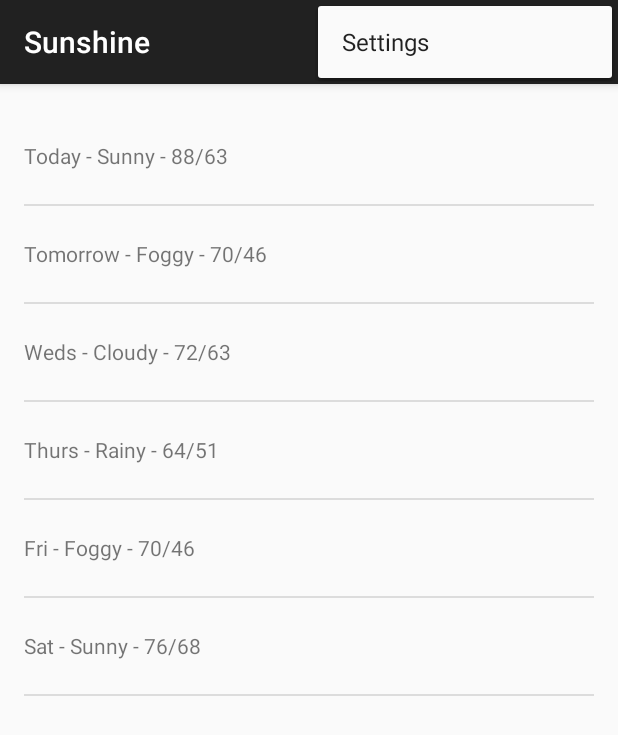
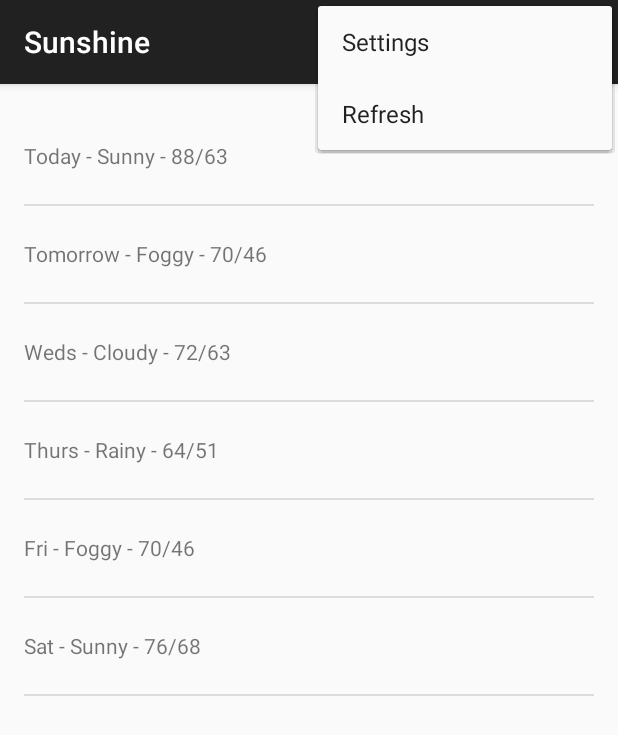
Before and after one commit to akshatgoel20/Sunshine-Version-2-1.01_hello_world, an Android app: the screen it shows after launch (MainActivity), with the options menu open, on a phone screen of 412 x 824 dp. Shown: the top 735 px of the screen. Run offline under Robolectric (Android 15) with nearby library versions, the phone set to English and light mode, and no system bars.

```diff
--- a/app/build.gradle
+++ b/app/build.gradle
@@ -6,7 +6,7 @@ android {
 
     defaultConfig {
         applicationId "com.example.android.sunshine.app"
-        minSdkVersion 10
+        minSdkVersion 11
         targetSdkVersion 21
         versionCode 1
         versionName "1.0"
@@ -17,6 +17,10 @@ android {
             proguardFiles getDefaultProguardFile('proguard-android.txt'), 'proguard-rules.pro'
         }
     }
+    buildTypes.each {
+        it.buildConfigField 'String', 'OPEN_WEATHER_MAP_API_KEY', "\"091fa17a54e055d0b7e4dee8ee328619\""
+    }
+
 }
 
 dependencies {
--- a/app/src/main/AndroidManifest.xml
+++ b/app/src/main/AndroidManifest.xml
@@ -1,6 +1,9 @@
 <?xml version="1.0" encoding="utf-8"?>
 <manifest xmlns:android="http://schemas.android.com/apk/res/android"
     package="com.example.android.sunshine.app" >
+
+
+    <uses-permission android:name="android.permission.INTERNET" />
 
     <application
         android:allowBackup="true"
--- a/app/src/main/java/com/example/android/sunshine/app/MainActivity.java
+++ b/app/src/main/java/com/example/android/sunshine/app/MainActivity.java
@@ -20,14 +20,13 @@ import java.util.List;
 public class MainActivity extends ActionBarActivity {
 
 
-
     @Override
     protected void onCreate(Bundle savedInstanceState) {
         super.onCreate(savedInstanceState);
         setContentView(R.layout.activity_main);
         if (savedInstanceState == null) {
             getSupportFragmentManager().beginTransaction()
-                    .add(R.id.container, new PlaceholderFragment())
+                    .add(R.id.container, new ForecastFragment())
                     .commit();
         }
 
@@ -54,33 +53,8 @@ public class MainActivity extends ActionBarActivity {
 
         return super.onOptionsItemSelected(item);
     }
+}
 
     /**
      * A placeholder fragment containing a simple view.
      */
-    public static class PlaceholderFragment extends Fragment {
-
-        public PlaceholderFragment() {
-        }
-
-        @Override
-        public View onCreateView(LayoutInflater inflater, ViewGroup container,
-                                 Bundle savedInstanceState) {
-            View rootView = inflater.inflate(R.layout.fragment_main, container, false);
-            String[] forecastArray = {
-                    "Today - Sunny - 88/63",
-                    "Tomorrow - Foggy - 70/46",
-                    "Weds - Cloudy - 72/63",
-                    "Thurs - Rainy - 64/51",
-                    "Fri - Foggy - 70/46",
-                    "Sat - Sunny - 76/68"
-            };
-            String url = "http://api.openweather.org/data/2.5/forecast/daily?of=94043&mode=json&units=metric&cnt=7";
-            List<String> weekForecast = new ArrayList<String>(Arrays.asList(forecastArray));
-            ArrayAdapter<String> mForecastAdapter = new ArrayAdapter<String>(getActivity(),R.layout.list_item_forecast,R.id.list_item_forecast_textview,weekForecast);
-            ListView listView = (ListView)rootView.findViewById(R.id.listview_forecast);
-            listView.setAdapter(mForecastAdapter);
-            return rootView;
-        }
-    }
-}
--- /dev/null
+++ b/app/src/main/res/menu/forecastfragment.xml
@@ -0,0 +1,6 @@
+<?xml version="1.0" encoding="utf-8"?>
+<menu xmlns:android="http://schemas.android.com/apk/res/android"
+    xmlns:app="http://schemas.android.com/apk/res-auto">
+    <item android:id="@+id/action_refresh" android:title="@string/action_refresh"
+        android:orderInCategory="100" app:showAsAction="never" />
+</menu>
--- a/app/src/main/res/values/strings.xml
+++ b/app/src/main/res/values/strings.xml
@@ -4,5 +4,6 @@
     <string name="app_name">Sunshine</string>
     <string name="hello_world">Hello world!</string>
     <string name="action_settings">Settings</string>
+    <string name="action_refresh">Refresh</string>
 
 </resources>
```
Also changed, not shown: app/src/main/java/com/example/android/sunshine/app/ForecastFragment.java (added, +169 -0 lines).
